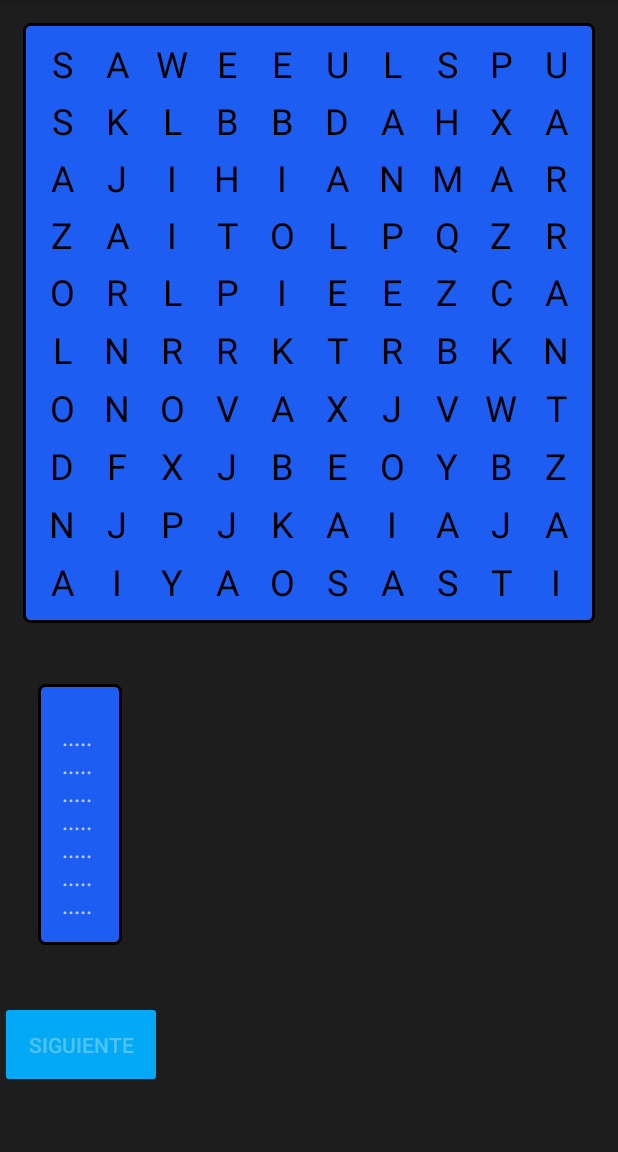
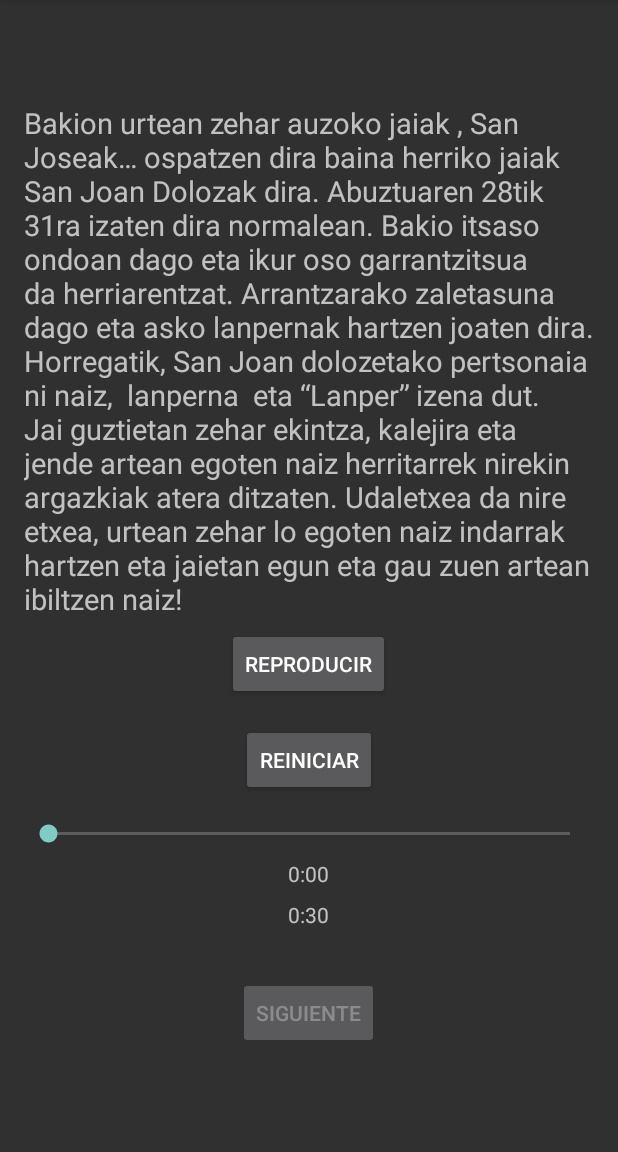
Before and after one commit to guillearana/AppBakioPrueba, an Android app built with Jetpack Compose: the screen it shows after launch (SopaDeLetrasActivity before the commit, ExplicacionActivitySopa after it), after a tap on "JUGAR", on a phone screen of 412 x 824 dp, the part 84-1236 px from its top. Run offline under Robolectric (Android 15) with nearby library versions, the phone set to English and light mode, and no system bars.

Commit message:
pagina de explicacion

```diff
--- a/app/src/main/AndroidManifest.xml
+++ b/app/src/main/AndroidManifest.xml
@@ -24,6 +24,7 @@
             </intent-filter>
         </activity>
         <activity android:name=".SopaDeLetrasActivity" />
+        <activity android:name=".ExplicacionActivitySopa" />
     </application>
 
 </manifest>
--- /dev/null
+++ b/app/src/main/java/es/guillearana/proyecto/ExplicacionActivitySopa.kt
@@ -0,0 +1,124 @@
+package es.guillearana.proyecto
+
+import android.content.Intent
+import android.media.MediaPlayer
+import android.os.Bundle
+import android.os.Handler
+import android.widget.Button
+import android.widget.SeekBar
+import android.widget.TextView
+import androidx.appcompat.app.AppCompatActivity
+import java.util.concurrent.TimeUnit
+
+class ExplicacionActivitySopa : AppCompatActivity() {
+
+    private lateinit var btnPlayPause: Button
+    private lateinit var btnRestart: Button
+    private lateinit var btnNextActivity: Button
+    private lateinit var seekBar: SeekBar
+    private lateinit var tvCurrentTime: TextView
+    private lateinit var tvTotalTime: TextView
+
+    private var mediaPlayer: MediaPlayer? = null
+    private var isPlaying = false
+    private val handler = Handler()
+
+    override fun onCreate(savedInstanceState: Bundle?) {
+        super.onCreate(savedInstanceState)
+        setContentView(R.layout.activity_explicacion1)
+
+        btnPlayPause = findViewById(R.id.btnPlayPause)
+        btnRestart = findViewById(R.id.btnRestart)
+        btnNextActivity = findViewById(R.id.btnNextActivity)
+        seekBar = findViewById(R.id.seekBar)
+        tvCurrentTime = findViewById(R.id.tvCurrentTime)
+        tvTotalTime = findViewById(R.id.tvTotalTime)
+
+        // Cargar un archivo de audio fijo desde la carpeta `res/raw`
+        mediaPlayer = MediaPlayer.create(this, R.raw.lanperaudio) // Asegúrate de tener un archivo `audio.mp3` en la carpeta `res/raw`
+
+        mediaPlayer?.setOnPreparedListener {
+            seekBar.max = mediaPlayer!!.duration
+            tvTotalTime.text = formatTime(mediaPlayer!!.duration)
+        }
+        mediaPlayer?.setOnCompletionListener {
+            btnNextActivity.isEnabled = true // Habilitar el botón al terminar el audio
+            seekBar.progress = seekBar.max
+            tvCurrentTime.text = formatTime(seekBar.max)
+            isPlaying = false
+            btnPlayPause.text = "Reproducir"
+            handler.removeCallbacksAndMessages(null) // Detener actualizaciones de la barra
+        }
+
+
+        btnPlayPause.setOnClickListener { playPauseAudio() }
+        btnRestart.setOnClickListener { restartAudio() }
+        btnNextActivity.setOnClickListener { goToNextActivity() }
+
+        seekBar.setOnSeekBarChangeListener(object : SeekBar.OnSeekBarChangeListener {
+            override fun onProgressChanged(seekBar: SeekBar?, progress: Int, fromUser: Boolean) {
+                if (fromUser && mediaPlayer != null) {
+                    mediaPlayer?.seekTo(progress)
+                    tvCurrentTime.text = formatTime(progress)
+                }
+            }
+
+            override fun onStartTrackingTouch(seekBar: SeekBar?) {}
+            override fun onStopTrackingTouch(seekBar: SeekBar?) {}
+        })
+    }
+
+    private fun playPauseAudio() {
+        if (mediaPlayer == null) return
+
+        if (isPlaying) {
+            mediaPlayer?.pause()
+            btnPlayPause.text = "Reproducir"
+        } else {
+            mediaPlayer?.start()
+            btnPlayPause.text = "Pausar"
+            updateSeekBar() // Comenzar actualizaciones de la barra
+        }
+        isPlaying = !isPlaying
+    }
+
+
+    private fun restartAudio() {
+        if (mediaPlayer != null) {
+            mediaPlayer?.seekTo(0)
+            mediaPlayer?.start()
+            btnPlayPause.text = "Pausar"
+            isPlaying = true
+            updateSeekBar()
+        }
+    }
+
+    private fun updateSeekBar() {
+        if (mediaPlayer == null ) return
+
+        // Actualiza la posición del SeekBar y los tiempos
+        seekBar.progress = mediaPlayer!!.currentPosition
+        tvCurrentTime.text = formatTime(mediaPlayer!!.currentPosition)
+
+        // Llama a este método de nuevo después de un breve retraso
+        handler.postDelayed({ updateSeekBar() }, 500)
+    }
+
+
+    private fun formatTime(milliseconds: Int): String {
+        val minutes = TimeUnit.MILLISECONDS.toMinutes(milliseconds.toLong())
+        val seconds = TimeUnit.MILLISECONDS.toSeconds(milliseconds.toLong()) % 60
+        return String.format("%d:%02d", minutes, seconds)
+    }
+
+    private fun goToNextActivity() {
+        val intent = Intent(this, SopaDeLetrasActivity::class.java)
+        startActivity(intent)
+    }
+
+    override fun onDestroy() {
+        super.onDestroy()
+        mediaPlayer?.release()
+        handler.removeCallbacksAndMessages(null)
+    }
+}
--- a/app/src/main/java/es/guillearana/proyecto/MainActivity.kt
+++ b/app/src/main/java/es/guillearana/proyecto/MainActivity.kt
@@ -19,7 +19,7 @@ class MainActivity : AppCompatActivity() {
         val jugarButton: Button = findViewById(R.id.button)
 
         jugarButton.setOnClickListener {
-            val intent = Intent(this, SopaDeLetrasActivity::class.java)
+            val intent = Intent(this, ExplicacionActivitySopa::class.java)
             startActivity(intent)
         }
 
--- /dev/null
+++ b/app/src/main/res/layout/activity_explicacion1.xml
@@ -0,0 +1,56 @@
+<?xml version="1.0" encoding="utf-8"?>
+<LinearLayout
+    xmlns:android="http://schemas.android.com/apk/res/android"
+    android:layout_width="match_parent"
+    android:layout_height="match_parent"
+    android:orientation="vertical"
+    android:padding="16dp"
+    android:gravity="center">
+
+    <TextView
+        android:id="@+id/textView3"
+        android:layout_width="match_parent"
+        android:layout_height="350dp"
+        android:text="Bakion urtean zehar auzoko jaiak , San Joseak… ospatzen dira baina herriko jaiak San Joan Dolozak dira. Abuztuaren 28tik 31ra izaten dira normalean. Bakio itsaso ondoan dago eta ikur oso garrantzitsua da herriarentzat. Arrantzarako zaletasuna dago eta asko lanpernak hartzen joaten dira. Horregatik, San Joan dolozetako pertsonaia ni naiz,  lanperna  eta “Lanper” izena dut. Jai guztietan zehar ekintza, kalejira eta jende artean egoten naiz herritarrek nirekin argazkiak atera ditzaten. Udaletxea da nire etxea, urtean zehar lo egoten naiz indarrak hartzen eta jaietan egun eta gau zuen artean ibiltzen naiz!"
+        android:textSize="19sp"
+        android:alignmentMode="alignMargins" />
+    <Button
+        android:id="@+id/btnPlayPause"
+        android:layout_width="wrap_content"
+        android:layout_height="wrap_content"
+        android:text="Reproducir" />
+
+    <Button
+        android:id="@+id/btnRestart"
+        android:layout_width="wrap_content"
+        android:layout_height="wrap_content"
+        android:text="Reiniciar"
+        android:layout_marginTop="16dp" />
+
+    <SeekBar
+        android:id="@+id/seekBar"
+        android:layout_width="match_parent"
+        android:layout_height="wrap_content"
+        android:layout_marginTop="16dp" />
+
+    <TextView
+        android:id="@+id/tvCurrentTime"
+        android:layout_width="wrap_content"
+        android:layout_height="wrap_content"
+        android:text="0:00"
+        android:layout_marginTop="8dp" />
+
+    <TextView
+        android:id="@+id/tvTotalTime"
+        android:layout_width="wrap_content"
+        android:layout_height="wrap_content"
+        android:text="0:00"
+        android:layout_marginTop="8dp" />
+    <Button
+        android:id="@+id/btnNextActivity"
+        android:layout_width="wrap_content"
+        android:layout_height="wrap_content"
+        android:text="Siguiente"
+        android:enabled="false"
+        android:layout_marginTop="32dp" />
+</LinearLayout>
```
Also changed, not shown: 1 other file.
